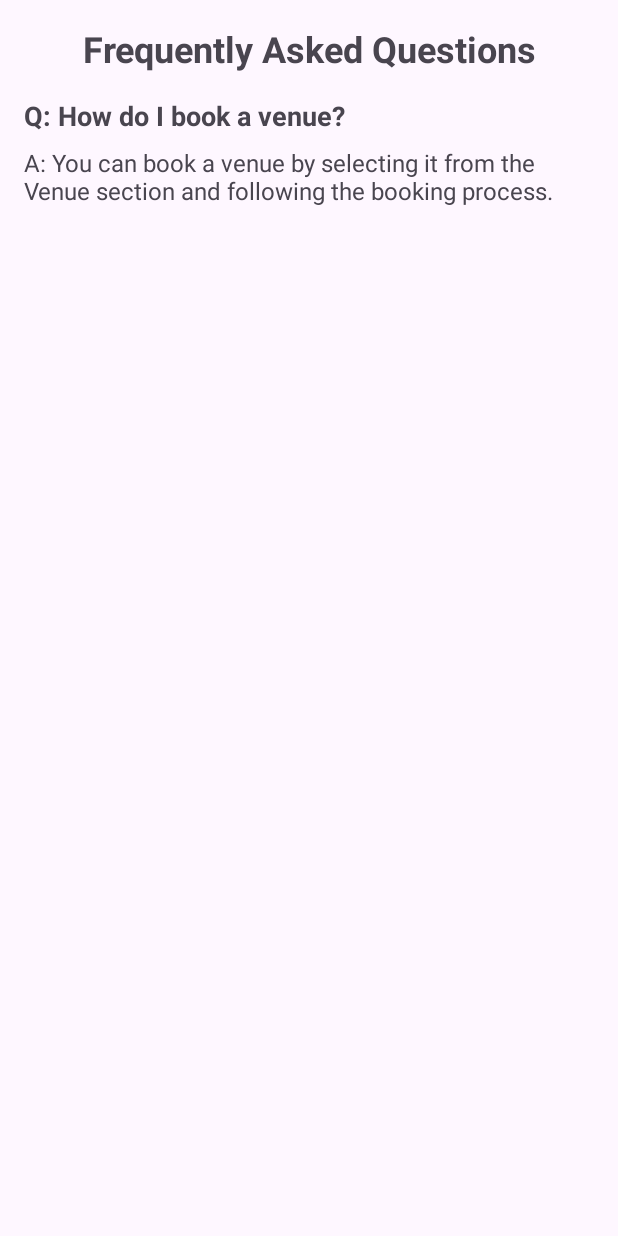
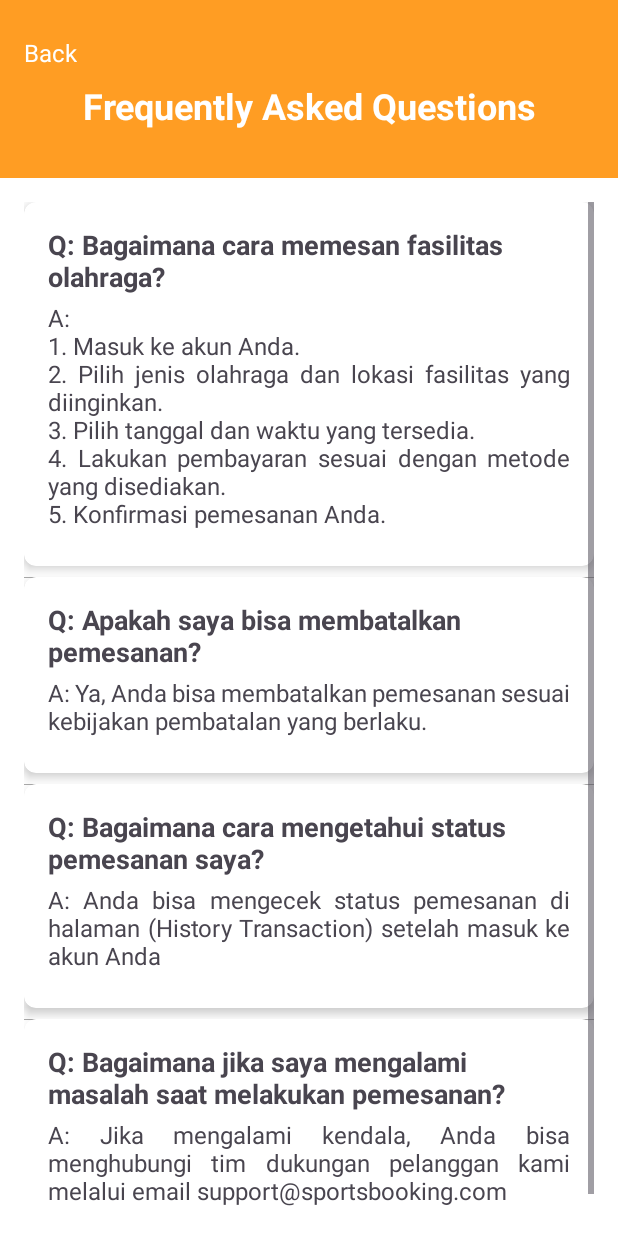
Before and after one commit to Eredith/SportsBooking1, an Android app: the FAQActivity screen opened directly, with no data from a screen before it, on a phone screen of 412 x 824 dp. Run offline under Robolectric (Android 15) with nearby library versions, the phone set to English and light mode, and no system bars.

Commit message:
update FIX FAQ

```diff
--- a/app/src/main/java/com/example/sportsbooking/profile/FAQActivity.kt
+++ b/app/src/main/java/com/example/sportsbooking/profile/FAQActivity.kt
@@ -1,19 +1,24 @@
 package com.example.sportsbooking.profile
 
 import android.os.Bundle
+import android.widget.Button
+import android.widget.TextView
 import androidx.appcompat.app.AppCompatActivity
 import com.example.sportsbooking.R
 
 class FAQActivity : AppCompatActivity() {
+
+    private lateinit var cancelButton: TextView
+
     override fun onCreate(savedInstanceState: Bundle?) {
         super.onCreate(savedInstanceState)
-        setContentView(R.layout.faq)
+        setContentView(R.layout.activity_faq) // Directly use the layout
 
-        // Cek apakah fragment sudah ada sebelumnya untuk menghindari replace berulang
-        if (savedInstanceState == null) {
-            supportFragmentManager.beginTransaction()
-                .replace(R.id.fragment_container, FAQFragment())
-                .commit()
+        // Initialize views
+        cancelButton = findViewById(R.id.cancelButton)
+
+        cancelButton.setOnClickListener {
+            finish() // Close the activity
         }
     }
 }
--- a/app/src/main/java/com/example/sportsbooking/profile/FAQFragment.kt
+++ /dev/null
@@ -1,19 +0,0 @@
-package com.example.sportsbooking.profile
-
-import android.os.Bundle
-import android.view.LayoutInflater
-import android.view.View
-import android.view.ViewGroup
-import androidx.fragment.app.Fragment
-import com.example.sportsbooking.R
-
-class FAQFragment : Fragment() {
-
-    override fun onCreateView(
-        inflater: LayoutInflater, container: ViewGroup?,
-        savedInstanceState: Bundle?
-    ): View? {
-        // Inflate the layout for this fragment
-        return inflater.inflate(R.layout.faq, container, false)
-    }
-}
--- a/app/src/main/java/com/example/sportsbooking/profile/ProfileActivity.kt
+++ b/app/src/main/java/com/example/sportsbooking/profile/ProfileActivity.kt
@@ -103,6 +103,9 @@ class ProfileActivity : AppCompatActivity() {
         findViewById<View>(R.id.settingsMenu).setOnClickListener {
             navigateToActivity(SettingsActivity::class.java)
         }
+        findViewById<View>(R.id.faqMenu).setOnClickListener {
+            navigateToActivity(FAQActivity::class.java)
+        }
     }
 
     private fun navigateToActivity(targetActivity: Class<*>) {
--- /dev/null
+++ b/app/src/main/res/layout/activity_faq.xml
@@ -0,0 +1,197 @@
+<androidx.constraintlayout.widget.ConstraintLayout
+    xmlns:android="http://schemas.android.com/apk/res/android"
+    xmlns:app="http://schemas.android.com/apk/res-auto"
+    xmlns:tools="http://schemas.android.com/tools"
+    android:layout_width="match_parent"
+    android:layout_height="match_parent"
+    android:background="#FFFFFF"> <!-- Background color -->
+
+    <!-- Top Card (Profile Section) -->
+    <LinearLayout
+        android:id="@+id/topCard"
+        android:layout_width="0dp"
+        android:layout_height="wrap_content"
+        android:orientation="vertical"
+        android:background="@drawable/card_black_background"
+        android:padding="16dp"
+        app:layout_constraintTop_toTopOf="parent"
+        app:layout_constraintStart_toStartOf="parent"
+        app:layout_constraintEnd_toEndOf="parent">
+
+        <!-- Header -->
+        <LinearLayout
+            android:layout_width="match_parent"
+            android:layout_height="wrap_content"
+            android:orientation="horizontal"
+            android:gravity="center_vertical"
+            android:paddingVertical="8dp">
+
+            <TextView
+                android:id="@+id/cancelButton"
+                android:layout_width="wrap_content"
+                android:layout_height="wrap_content"
+                android:text="Back"
+                android:textColor="#FFFFFF"
+                android:textSize="16sp" />
+
+        </LinearLayout>
+
+        <TextView
+            android:layout_width="match_parent"
+            android:layout_height="wrap_content"
+            android:gravity="center"
+            android:paddingBottom="16dp"
+            android:text="Frequently Asked Questions"
+            android:textColor="#FFFFFF"
+            android:textSize="24sp"
+            android:textStyle="bold" />
+    </LinearLayout>
+
+    <ScrollView
+        android:layout_width="0dp"
+        android:layout_height="0dp"
+        android:padding="16dp"
+        app:layout_constraintTop_toBottomOf="@id/topCard"
+        app:layout_constraintBottom_toBottomOf="parent"
+        app:layout_constraintStart_toStartOf="parent"
+        app:layout_constraintEnd_toEndOf="parent">
+
+        <LinearLayout
+            android:layout_width="match_parent"
+            android:layout_height="wrap_content"
+            android:orientation="vertical"
+            android:divider="@android:color/darker_gray"
+            android:showDividers="middle">
+
+            <!-- FAQ Item 1 -->
+            <androidx.cardview.widget.CardView
+                android:layout_width="match_parent"
+                android:layout_height="wrap_content"
+                app:cardCornerRadius="8dp"
+                app:cardElevation="4dp"
+                android:layout_marginBottom="8dp">
+
+                <LinearLayout
+                    android:layout_width="match_parent"
+                    android:layout_height="wrap_content"
+                    android:orientation="vertical"
+                    android:padding="16dp">
+
+                    <TextView
+                        android:layout_width="match_parent"
+                        android:layout_height="wrap_content"
+                        android:text="Q: Bagaimana cara memesan fasilitas olahraga?"
+                        android:textSize="18sp"
+                        android:textStyle="bold"
+                        android:paddingBottom="4dp"/>
+
+                    <TextView
+                        android:layout_width="match_parent"
+                        android:layout_height="wrap_content"
+                        android:justificationMode="inter_word"
+                        android:text="A:\n1. Masuk ke akun Anda.\n2. Pilih jenis olahraga dan lokasi fasilitas yang diinginkan.\n3. Pilih tanggal dan waktu yang tersedia.\n4. Lakukan pembayaran sesuai dengan metode yang disediakan.\n5. Konfirmasi pemesanan Anda."
+                        android:textSize="16sp"
+                        android:paddingBottom="8dp"/>
+                </LinearLayout>
+            </androidx.cardview.widget.CardView>
+
+            <!-- FAQ Item 2 -->
+            <androidx.cardview.widget.CardView
+                android:layout_width="match_parent"
+                android:layout_height="wrap_content"
+                app:cardCornerRadius="8dp"
+                app:cardElevation="4dp"
+                android:layout_marginBottom="8dp">
+
+                <LinearLayout
+                    android:layout_width="match_parent"
+                    android:layout_height="wrap_content"
+                    android:orientation="vertical"
+                    android:padding="16dp">
+
+                    <TextView
+                        android:layout_width="match_parent"
+                        android:layout_height="wrap_content"
+                        android:text="Q: Apakah saya bisa membatalkan pemesanan?"
+                        android:textSize="18sp"
+                        android:textStyle="bold"
+                        android:paddingBottom="4dp"/>
+
+                    <TextView
+                        android:layout_width="match_parent"
+                        android:layout_height="wrap_content"
+                        android:justificationMode="inter_word"
+                        android:text="A: Ya, Anda bisa membatalkan pemesanan sesuai kebijakan pembatalan yang berlaku."
+                        android:textSize="16sp"
+                        android:paddingBottom="8dp"/>
+                </LinearLayout>
+            </androidx.cardview.widget.CardView>
+
+            <!-- FAQ Item 3 -->
+            <androidx.cardview.widget.CardView
+                android:layout_width="match_parent"
+                android:layout_height="wrap_content"
+                app:cardCornerRadius="8dp"
+                app:cardElevation="4dp"
+                android:layout_marginBottom="8dp">
+
+                <LinearLayout
+                    android:layout_width="match_parent"
+                    android:layout_height="wrap_content"
+                    android:orientation="vertical"
+                    android:padding="16dp">
+
+                    <TextView
+                        android:layout_width="match_parent"
+                        android:layout_height="wrap_content"
+                        android:text="Q: Bagaimana cara mengetahui status pemesanan saya?"
+                        android:textSize="18sp"
+                        android:textStyle="bold"
+                        android:paddingBottom="4dp"/>
+
+                    <TextView
+                        android:layout_width="match_parent"
+                        android:layout_height="wrap_content"
+                        android:justificationMode="inter_word"
+                        android:text="A: Anda bisa mengecek status pemesanan di halaman (History Transaction) setelah masuk ke akun Anda"
+                        android:textSize="16sp"
+                        android:paddingBottom="8dp"/>
+                </LinearLayout>
+            </androidx.cardview.widget.CardView>
+
+            <!-- FAQ Item 4 -->
+            <androidx.cardview.widget.CardView
+                android:layout_width="match_parent"
+                android:layout_height="wrap_content"
+                app:cardCornerRadius="8dp"
+                app:cardElevation="4dp"
+                android:layout_marginBottom="8dp">
+
+                <LinearLayout
+                    android:layout_width="match_parent"
+                    android:layout_height="wrap_content"
+                    android:orientation="vertical"
+                    android:padding="16dp">
+
+                    <TextView
+                        android:layout_width="match_parent"
+                        android:layout_height="wrap_content"
+                        android:text="Q: Bagaimana jika saya mengalami masalah saat melakukan pemesanan?"
+                        android:textSize="18sp"
+                        android:textStyle="bold"
+                        android:paddingBottom="4dp"/>
+
+                    <TextView
+                        android:layout_width="match_parent"
+                        android:layout_height="wrap_content"
+                        android:justificationMode="inter_word"
+                        android:text="A: Jika mengalami kendala, Anda bisa menghubungi tim dukungan pelanggan kami melalui email support@sportsbooking.com"
+                        android:textSize="16sp"
+                        android:paddingBottom="8dp"/>
+                </LinearLayout>
+            </androidx.cardview.widget.CardView>
+
+        </LinearLayout>
+    </ScrollView>
+
+</androidx.constraintlayout.widget.ConstraintLayout>
--- a/app/src/main/res/layout/activity_profile.xml
+++ b/app/src/main/res/layout/activity_profile.xml
@@ -33,8 +33,8 @@
 
         <LinearLayout
             android:id="@+id/profileSection"
-            android:layout_width="398dp"
-            android:layout_height="198dp"
+            android:layout_width="match_parent"
+            android:layout_height="197dp"
             android:background="#FF9D23
 "
             android:gravity="center_horizontal"
--- a/app/src/main/res/layout/faq.xml
+++ /dev/null
@@ -1,35 +0,0 @@
-<?xml version="1.0" encoding="utf-8"?>
-<LinearLayout xmlns:android="http://schemas.android.com/apk/res/android"
-    android:id="@+id/faq"
-    android:layout_width="match_parent"
-    android:layout_height="match_parent"
-    android:orientation="vertical"
-    android:padding="16dp">
-
-    <TextView
-        android:layout_width="match_parent"
-        android:layout_height="wrap_content"
-        android:text="Frequently Asked Questions"
-        android:textSize="24sp"
-        android:textStyle="bold"
-        android:gravity="center"
-        android:paddingBottom="16dp"/>
-
-    <!-- Example FAQ Item -->
-    <TextView
-        android:layout_width="match_parent"
-        android:layout_height="wrap_content"
-        android:text="Q: How do I book a venue?"
-        android:textSize="18sp"
-        android:textStyle="bold"
-        android:paddingBottom="8dp"/>
-
-    <TextView
-        android:layout_width="match_parent"
-        android:layout_height="wrap_content"
-        android:text="A: You can book a venue by selecting it from the Venue section and following the booking process."
-        android:textSize="16sp"
-        android:paddingBottom="16dp"/>
-
-    <!-- Add more FAQ items as needed -->
-</LinearLayout>
```
